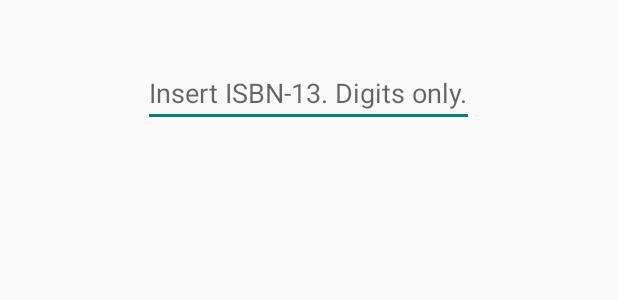
After one commit to padzmj/alexandria, an Android app: the layout fragment_add_book.xml on its own in the app's theme, with its tools: preview values and no code run, on a phone screen of 412 x 824 dp. The commit adds this screen. Shown: the top 300 px of the screen. Run offline under Robolectric (Android 15) with nearby library versions, the phone set to English and light mode, and no system bars.

Commit message:
display bookinfos

```diff
--- a/app/src/main/AndroidManifest.xml
+++ b/app/src/main/AndroidManifest.xml
@@ -23,11 +23,6 @@
             android:name=".data.BookProvider"
             android:authorities="it.jaschke.alexandria"
             android:exported="false" />
-
-        <service
-            android:name=".services.FetchBook"
-            android:exported="false" >
-        </service>
         <service
             android:name=".services.BookService"
             android:exported="false" >
--- a/app/src/main/java/it/jaschke/alexandria/data/DbHelper.java
+++ b/app/src/main/java/it/jaschke/alexandria/data/DbHelper.java
@@ -25,7 +25,8 @@ public class DbHelper extends SQLiteOpenHelper {
                 AlexandriaContract.BookEntry.TITLE + " TEXT NOT NULL," +
                 AlexandriaContract.BookEntry.SUBTITLE + " TEXT ," +
                 AlexandriaContract.BookEntry.DESC + " TEXT ," +
-                AlexandriaContract.BookEntry.IMAGE_URL + " TEXT)";
+                AlexandriaContract.BookEntry.IMAGE_URL + " TEXT, " +
+                "UNIQUE ("+ AlexandriaContract.BookEntry._ID +") ON CONFLICT IGNORE)";
 
         final String SQL_CREATE_AUTHOR_TABLE = "CREATE TABLE " + AlexandriaContract.AuthorEntry.TABLE_NAME + " ("+
                 AlexandriaContract.AuthorEntry._ID + " INTEGER," +
--- /dev/null
+++ b/app/src/main/res/layout/fragment_add_book.xml
@@ -0,0 +1,50 @@
+<FrameLayout xmlns:android="http://schemas.android.com/apk/res/android"
+    xmlns:tools="http://schemas.android.com/tools" android:layout_width="match_parent"
+    android:layout_height="match_parent" tools:context="it.jaschke.alexandria.AddBook">
+
+    <!-- TODO: Update blank fragment layout -->
+
+    <RelativeLayout
+        android:orientation="horizontal"
+        android:layout_width="fill_parent"
+        android:layout_height="fill_parent"
+        >
+
+        <EditText
+            android:layout_width="wrap_content"
+            android:layout_height="wrap_content"
+            android:inputType="number"
+            android:minEms="@integer/ean_width"
+            android:id="@+id/ean"
+            android:layout_marginTop="39dp"
+            android:textIsSelectable="false"
+            android:maxLength="@integer/ean_size"
+            android:textAlignment="center"
+            android:hint="@string/input_hint"
+            android:layout_alignParentTop="true"
+            android:layout_centerHorizontal="true"/>
+
+        <TextView
+            android:layout_width="wrap_content"
+            android:layout_height="wrap_content"
+            android:id="@+id/bookTitle"
+            android:layout_below="@+id/ean"
+            android:layout_centerHorizontal="true"
+            android:layout_marginTop="30dp"
+            android:textSize="@dimen/head_line"
+            android:textIsSelectable="true"
+            android:textStyle="bold"
+            />
+
+        <TextView
+            android:layout_width="wrap_content"
+            android:layout_height="wrap_content"
+            android:id="@+id/bookSubTitle"
+            android:layout_marginTop="15dp"
+            android:layout_below="@+id/bookTitle"
+            android:layout_centerHorizontal="true"/>
+
+
+    </RelativeLayout>
+
+</FrameLayout>
--- a/app/src/main/res/values/dimens.xml
+++ b/app/src/main/res/values/dimens.xml
@@ -5,6 +5,7 @@
     <dimen name="min_top_margin">40dip</dimen>
     <integer name="ean_size">13</integer>
     <integer name="ean_width">10</integer>
+    <dimen name="head_line">24sp</dimen>
 
     <!-- Per the design guidelines, navigation drawers should be between 240dp and 320dp:
          https://developer.android.com/design/patterns/navigation-drawer.html -->
```
Also changed, not shown: app/src/main/java/it/jaschke/alexandria/AddBook.java (+55 -6 lines), app/src/main/java/it/jaschke/alexandria/data/BookProvider.java (+7 -0 lines), app/src/main/java/it/jaschke/alexandria/services/BookService.java (+79 -11 lines), app/src/main/res/layout/fragment_scan.xml (deleted, +0 -25 lines).
